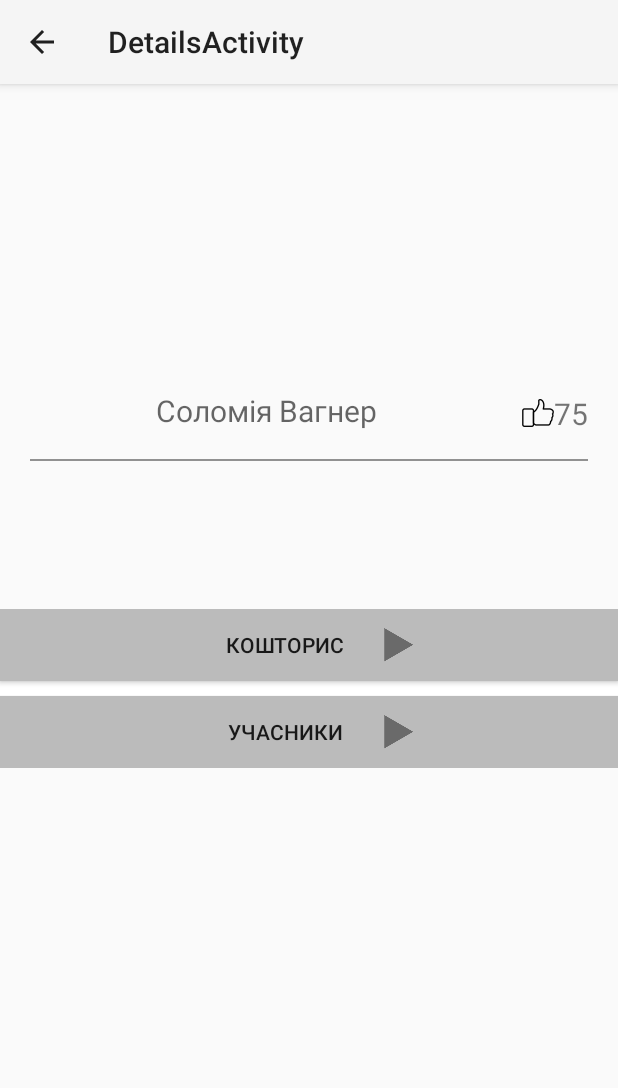
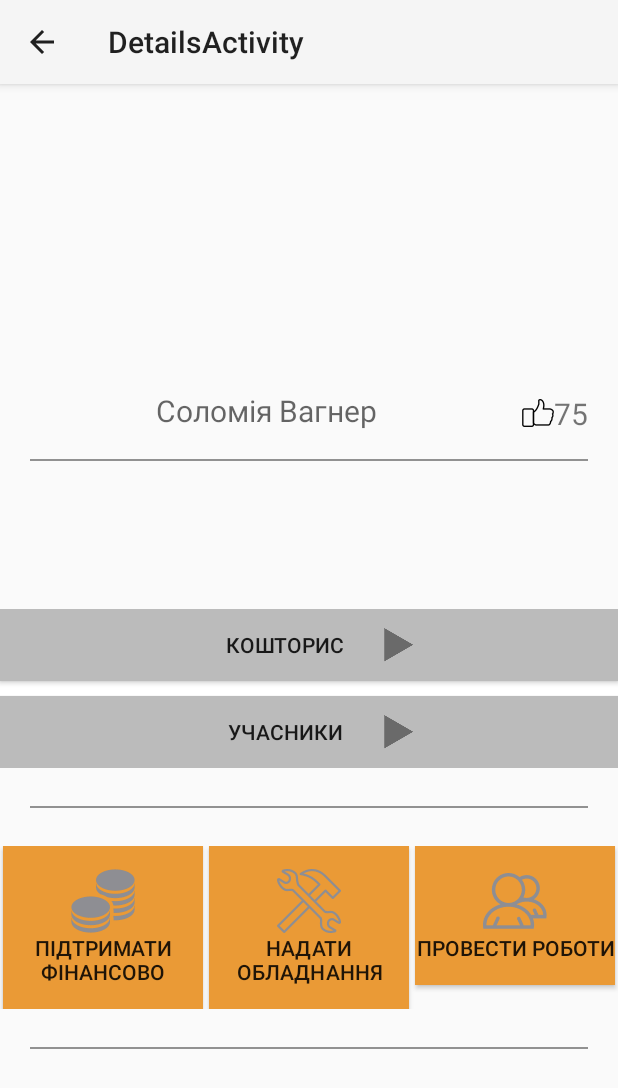
Before and after one commit to CheDream-Android/CheDream-Android, an Android app: the DetailsFragment screen opened directly, with no data from a screen before it, on a phone screen of 412 x 824 dp. Shown: the top 1088 px of the screen. Run offline under Robolectric (Android 15) with nearby library versions, the light colour scheme and no system bars; libraries missing offline, so code that uses them is left out: com.nostra13.universalimageloader; 7 statements that could not run were skipped.

Commit message:
DetailFragment's XMLs fixes

```diff
--- a/app/src/main/java/org/chedream/android/fragments/DetailsFragment.java
+++ b/app/src/main/java/org/chedream/android/fragments/DetailsFragment.java
@@ -5,8 +5,10 @@ import android.os.Bundle;
 import android.support.annotation.Nullable;
 import android.support.v4.app.Fragment;
 import android.view.LayoutInflater;
+import android.view.MotionEvent;
 import android.view.View;
 import android.view.ViewGroup;
+import android.widget.Button;
 import android.widget.ImageView;
 import android.widget.TextView;
 import android.widget.Toast;
@@ -16,7 +18,7 @@ import com.nostra13.universalimageloader.core.ImageLoader;
 import com.nostra13.universalimageloader.core.ImageLoaderConfiguration;
 
 import org.chedream.android.R;
-import org.chedream.android.helpers.RoundedImageView;
+import org.chedream.android.helpers.RoundedImageViewHelper;
 import org.chedream.android.model.test.Dream;
 
 public class DetailsFragment extends Fragment {
@@ -67,7 +69,7 @@ public class DetailsFragment extends Fragment {
                 options
         );
 
-        RoundedImageView avatar = (RoundedImageView) view.findViewById(R.id.avatar_imageview);
+        RoundedImageViewHelper avatar = (RoundedImageViewHelper) view.findViewById(R.id.avatar_imageview);
         imageLoader.displayImage(
                 dream.getImage(),
                 avatar,
@@ -78,12 +80,19 @@ public class DetailsFragment extends Fragment {
         likesNumber.setText(R.string.sample_count_of_likes); //get number of likes, when API will be available to give it
 
         TextView userName = (TextView) view.findViewById(R.id.user_name_texview);
-        userName.setText(R.string.sample_user_name);
+        userName.setText(R.string.sample_user_name); //only test try for now. It will get name from User-class
 
         TextView dreamTitle = (TextView) view.findViewById(R.id.dream_title_textview);
         dreamTitle.setText(dream.getTitle());
 
         TextView dreamDescription = (TextView) view.findViewById(R.id.dream_description_textview);
         dreamDescription.setText(dream.getDescription());
+
+        Button estimateButton = (Button) view.findViewById(R.id.estimate_btn);
+
+        Button membersButton = (Button) view.findViewById(R.id.members_btn);
+
+        Button financialSupportButton = (Button) view.findViewById(R.id.financial_support_btn);
     }
+
 }
--- a/app/src/main/java/org/chedream/android/helpers/RoundedImageView.java
+++ b/app/src/main/java/org/chedream/android/helpers/RoundedImageViewHelper.java
@@ -14,26 +14,25 @@ import android.widget.ImageView;
 /**
  * Created by Dante Allteran on 2/16/2015.
  */
-public class RoundedImageView extends ImageView {
+public class RoundedImageViewHelper extends ImageView {
     private int borderWidth = 8;
     private int viewWidth;
     private int viewHeight;
     private Bitmap image;
     private Paint paint;
     private Paint paintBorder;
-    private BitmapShader shader;
 
-    public RoundedImageView(Context context, AttributeSet attrs) {
+    public RoundedImageViewHelper(Context context, AttributeSet attrs) {
         super(context, attrs);
         setup();
     }
 
-    public RoundedImageView(Context context, AttributeSet attrs, int defStyle) {
+    public RoundedImageViewHelper(Context context, AttributeSet attrs, int defStyle) {
         super(context, attrs, defStyle);
         setup();
     }
 
-    public RoundedImageView(Context context) {
+    public RoundedImageViewHelper(Context context) {
         super(context);
     }
 
@@ -48,11 +47,6 @@ public class RoundedImageView extends ImageView {
         this.setLayerType(LAYER_TYPE_SOFTWARE, paintBorder);
         //you can add a shadow to the border, if you want
         //paintBorder.setShadowLayer(4.0f, 0.0f, 2.0f, Color.BLACK);
-    }
-
-    public void setBorderWidth(int borderWidth) {
-        this.borderWidth = borderWidth;
-        this.invalidate();
     }
 
     public void setBorderColor(int borderColor) {
@@ -76,7 +70,7 @@ public class RoundedImageView extends ImageView {
 
         // init shader
         if (image != null) {
-            shader = new BitmapShader(Bitmap.createScaledBitmap(image, canvas.getWidth(),
+            BitmapShader shader = new BitmapShader(Bitmap.createScaledBitmap(image, canvas.getWidth(),
                     canvas.getHeight(), false), Shader.TileMode.CLAMP, Shader.TileMode.CLAMP);
             paint.setShader(shader);
             int circleCenter = viewWidth / 2;
--- a/app/src/main/java/org/chedream/android/model/test/Dream.java
+++ b/app/src/main/java/org/chedream/android/model/test/Dream.java
@@ -140,7 +140,22 @@ public class Dream implements Serializable {
     public static Dream getRandomDream(Context context, int i) {
         Resources res = context.getResources();
         Random rand = new Random();
-        String description = titles[i];
+        String description = "Загальний опис/механізм реалізації проекту: Ми виготовимо дошки " +
+                "великого формату, пофарбовані чорною фарбою. На них за допомогою трафарету ми " +
+                "нанесемо напис «Доки я живий, я хочу…» та  залишимо проміжки, де учасники зможуть " +
+                "за допомогою крейди продовжити речення на свій розсуд. Ми очікуємо, що цільова " +
+                "аудиторія залишить на стіні свої цілі, які підкріплено справжніми життєвими цінностями " +
+                "й орієнтирами. Кожен наступний учасник зможе прочитати написи, залишені попередниками.\n" +
+                "Проектом ми надаємо цільової аудиторії платформу , де є можливість присвятити кілька " +
+                "хвилин свого життя для вирішення важливих питань сенсу свого існування, своєї місії, " +
+                "цінностей, бажань. Ми надаємо можливість з одного боку анонімно, з іншого боку - " +
+                "публічно висловитися, відповісти на прості з першого погляду питання, тим самим " +
+                "побачити альтернативу звичному способу життя.\n" +
+                "Цільова аудиторія проекту : містяни віком від 14 до 75 років, випускники шкіл і " +
+                "ВНЗ, підлітки, а також працівники офісів та інших видів \"монотонної\" праці, " +
+                "потонулі  в сірих буднях, держслужбовці, інтелігенція, домогосподарки. У широкому " +
+                "сенсі нашою цільовою аудиторією є будь-який житель міста Черкаси, який прагне " +
+                "зафіксувати публічно своє бажання.";
         String title = titles[i];
         String image = images[i];
         Log.d("lalka", " i = " + i + "; + link = " + image);
--- /dev/null
+++ b/app/src/main/res/drawable/dream_info_btn_selector.xml
@@ -0,0 +1,10 @@
+<?xml version="1.0" encoding="utf-8"?>
+<selector xmlns:android="http://schemas.android.com/apk/res/android">
+    <item
+        android:state_pressed="true"
+        android:drawable="@color/btn_gray_pressed"/>
+
+    <item
+        android:state_enabled="false"
+        android:drawable="@color/btn_gray"/>
+</selector>
--- /dev/null
+++ b/app/src/main/res/drawable/dream_support_btn_selector.xml
@@ -0,0 +1,12 @@
+<?xml version="1.0" encoding="utf-8"?>
+<selector xmlns:android="http://schemas.android.com/apk/res/android">
+
+    <item
+        android:state_pressed="true"
+        android:drawable="@color/btn_orange_pressed" />
+
+    <item
+        android:state_enabled="false"
+        android:drawable="@color/btn_orange" />
+
+</selector>
--- a/app/src/main/res/layout/fragment_details.xml
+++ b/app/src/main/res/layout/fragment_details.xml
@@ -3,11 +3,12 @@
     xmlns:tools="http://schemas.android.com/tools"
     android:layout_width="match_parent"
     android:layout_height="match_parent"
-    tools:context="org.chedream.android.activities.DetailsActivity$PlaceholderFragment">
+    tools:context="org.chedream.android.activities.DetailsActivity$PlaceholderFragment"
+    android:fillViewport="false">
 
     <RelativeLayout
         android:layout_width="match_parent"
-        android:layout_height="match_parent">
+        android:layout_height="wrap_content">
 
         <ImageView
             android:id="@+id/dream_imageview"
@@ -15,7 +16,7 @@
             android:layout_height="200dp"
             android:scaleType="centerCrop"/>
 
-        <org.chedream.android.helpers.RoundedImageView
+        <org.chedream.android.helpers.RoundedImageViewHelper
             android:id="@+id/avatar_imageview"
             android:layout_width="73dp"
             android:layout_height="73dp"
@@ -88,35 +89,105 @@
         </LinearLayout>
 
         <LinearLayout
-            android:id="@+id/button_holder"
+            android:id="@+id/dream_info_btn_holder"
             android:layout_width="match_parent"
             android:layout_height="wrap_content"
             android:orientation="vertical"
             android:layout_below="@+id/title_and_text_holder">
+
             <Button
-                android:id="@+id/estimate_button"
+                android:id="@+id/estimate_btn"
                 android:layout_width="match_parent"
                 android:layout_height="wrap_content"
                 android:text="@string/estimate_button"
                 android:drawableRight="@drawable/ic_action_play"
                 android:drawableEnd="@drawable/ic_action_play"
                 android:paddingLeft="130dp"
-                android:background="#ffbbbbbb"
+                android:background="@drawable/dream_info_btn_selector"
                 android:paddingRight="130dp"/>
+
             <TextView
                 android:layout_width="match_parent"
                 android:layout_height="10dp"
                 android:background="#ffffffff"/>
+
             <Button
-                android:id="@+id/members_button"
+                android:id="@+id/members_btn"
                 android:layout_width="match_parent"
                 android:layout_height="wrap_content"
                 android:text="@string/members_button"
                 android:drawableRight="@drawable/ic_action_play"
                 android:drawableEnd="@drawable/ic_action_play"
-                android:background="#ffbbbbbb"
+                android:background="@drawable/dream_info_btn_selector"
                 android:paddingLeft="130dp"
                 android:paddingRight="130dp"/>
         </LinearLayout>
+
+        <TextView
+            android:id="@+id/line_separator_textview1"
+            android:layout_width="match_parent"
+            android:layout_height="1dp"
+            android:layout_below="@+id/dream_info_btn_holder"
+            android:background="#ff919191"
+            android:layout_marginTop="25dp"
+            android:layout_marginLeft="20dp"
+            android:layout_marginRight="20dp"
+            android:layout_marginBottom="25dp"/>
+
+        <LinearLayout
+            android:id="@+id/dream_support_button_holder"
+            android:layout_width="match_parent"
+            android:layout_height="wrap_content"
+            android:layout_below="@+id/line_separator_textview1"
+            android:orientation="horizontal">
+
+            <Button
+                android:id="@+id/financial_support_btn"
+                android:layout_width="0dp"
+                android:layout_height="wrap_content"
+                android:drawableTop="@drawable/coins"
+                android:layout_weight="1"
+                android:text="@string/financial_support_btn"
+                android:background="@drawable/dream_support_btn_selector"
+                android:paddingTop="15dp"
+                android:paddingBottom="15dp"
+                android:layout_marginLeft="2dp"
+                android:layout_marginRight="2dp"/>
+
+            <Button
+                android:id="@+id/equip_support_btn"
+                android:layout_width="0dp"
+                android:layout_height="wrap_content"
+                android:drawableTop="@drawable/tools"
+                android:layout_weight="1"
+                android:text="@string/equip_support_btn"
+                android:paddingTop="15dp"
+                android:background="@drawable/dream_support_btn_selector"
+                android:paddingBottom="15dp"
+                android:layout_marginLeft="2dp"
+                android:layout_marginRight="2dp"/>
+
+            <Button
+                android:id="@+id/work_support_btn"
+                android:layout_width="0dp"
+                android:layout_height="wrap_content"
+                android:drawableTop="@drawable/people"
+                android:layout_weight="1"
+                android:text="@string/work_support_btn"
+                android:paddingTop="15dp"
+                android:background="@drawable/dream_support_btn_selector"
+                android:paddingBottom="15dp"
+                android:layout_marginLeft="2dp"
+                android:layout_marginRight="2dp"/>
+        </LinearLayout>
+        <TextView
+            android:id="@+id/line_separator_textview0"
+            android:layout_width="match_parent"
+            android:layout_height="1dp"
+            android:layout_below="@+id/dream_support_button_holder"
+            android:background="#ff919191"
+            android:layout_marginTop="25dp"
+            android:layout_marginLeft="20dp"
+            android:layout_marginRight="20dp"/>
     </RelativeLayout>
 </ScrollView>
--- a/app/src/main/res/values/color.xml
+++ b/app/src/main/res/values/color.xml
@@ -2,4 +2,8 @@
 <resources>
     <color name="coral_blue">#1DAEFA</color>
     <color name="dark_blue">#125D9D</color>
+    <color name="btn_orange">#ffea9a36</color>
+    <color name="btn_orange_pressed">#ff996226</color>
+    <color name="btn_gray">#ffbbbbbb</color>
+    <color name="btn_gray_pressed">#ff808080</color>
 </resources>
--- a/app/src/main/res/values/strings.xml
+++ b/app/src/main/res/values/strings.xml
@@ -20,5 +20,8 @@
     <string name="sample_user_name">Соломія Вагнер</string>
     <string name="estimate_button">Кошторис</string>
     <string name="members_button">Учасники</string>
+    <string name="financial_support_btn">Підтримати фінансово</string>
+    <string name="equip_support_btn">Надати обладнання</string>
+    <string name="work_support_btn">Провести роботи</string>
 
 </resources>
```
